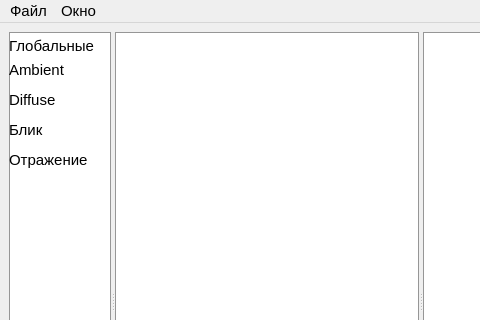
Dimarics/NodeEditor, file src/mainwindow.ui: the form before one commit; both pictures show x 0 to 480 and y 0 to 320 of the 858 by 600 pixel window.
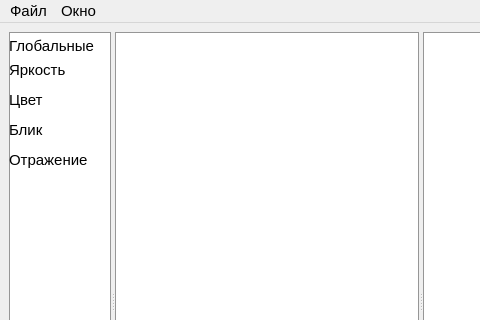
The form after the commit. Custom widgets are drawn as their Qt base class.

Patch:
```diff
--- a/src/mainwindow.ui
+++ b/src/mainwindow.ui
@@ -63,7 +63,7 @@
            </font>
           </property>
           <property name="text">
-           <string>Ambient</string>
+           <string>Яркость</string>
           </property>
          </widget>
         </item>
@@ -78,7 +78,7 @@
            </font>
           </property>
           <property name="text">
-           <string>Diffuse</string>
+           <string>Цвет</string>
           </property>
          </widget>
         </item>
```
Left out of the diff: 3 changed lines with no effect on the pictures.
